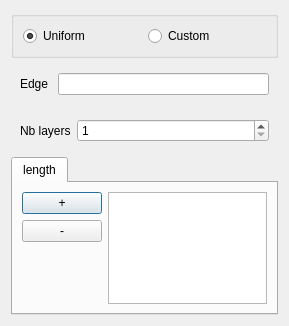
Above: src/HEXABLOCKGUI/CutEdge_QTD.ui from SalomePlatform/hexablock before the change. Below: the same form after it.
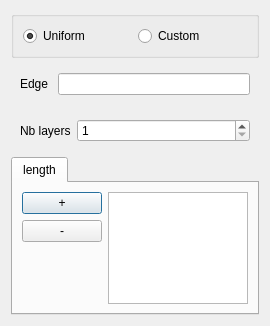
That is the form after the change.

```diff
--- a/src/HEXABLOCKGUI/CutEdge_QTD.ui
+++ b/src/HEXABLOCKGUI/CutEdge_QTD.ui
@@ -6,7 +6,7 @@
    <rect>
     <x>0</x>
     <y>0</y>
-    <width>289</width>
+    <width>270</width>
     <height>326</height>
    </rect>
   </property>
@@ -16,6 +16,12 @@
     <verstretch>0</verstretch>
    </sizepolicy>
   </property>
+  <property name="minimumSize">
+   <size>
+    <width>5</width>
+    <height>0</height>
+   </size>
+  </property>
   <property name="windowTitle">
    <string>Cut Edge Operation</string>
   </property>
@@ -28,6 +34,12 @@
      <layout class="QHBoxLayout" name="horizontalLayout">
       <item>
        <widget class="QRadioButton" name="cutUni_rb">
+        <property name="sizePolicy">
+         <sizepolicy hsizetype="Preferred" vsizetype="Fixed">
+          <horstretch>0</horstretch>
+          <verstretch>0</verstretch>
+         </sizepolicy>
+        </property>
         <property name="text">
          <string>Uniform</string>
         </property>
@@ -38,6 +50,12 @@
       </item>
       <item>
        <widget class="QRadioButton" name="cut_rb">
+        <property name="sizePolicy">
+         <sizepolicy hsizetype="Preferred" vsizetype="Fixed">
+          <horstretch>0</horstretch>
+          <verstretch>0</verstretch>
+         </sizepolicy>
+        </property>
         <property name="text">
          <string>Custom</string>
         </property>
@@ -49,7 +67,7 @@
    <item>
     <widget class="QWidget" name="widget" native="true">
      <property name="sizePolicy">
-      <sizepolicy hsizetype="Preferred" vsizetype="Fixed">
+      <sizepolicy hsizetype="Preferred" vsizetype="Preferred">
        <horstretch>0</horstretch>
        <verstretch>0</verstretch>
       </sizepolicy>
@@ -65,7 +83,7 @@
       <item row="0" column="1">
        <widget class="QLineEdit" name="e_le">
         <property name="sizePolicy">
-         <sizepolicy hsizetype="Expanding" vsizetype="Fixed">
+         <sizepolicy hsizetype="Preferred" vsizetype="Fixed">
           <horstretch>0</horstretch>
           <verstretch>0</verstretch>
          </sizepolicy>
@@ -103,7 +121,7 @@
       <item row="0" column="1">
        <widget class="QSpinBox" name="nb_cut_spb">
         <property name="sizePolicy">
-         <sizepolicy hsizetype="Expanding" vsizetype="Fixed">
+         <sizepolicy hsizetype="Preferred" vsizetype="Fixed">
           <horstretch>0</horstretch>
           <verstretch>0</verstretch>
          </sizepolicy>
```
